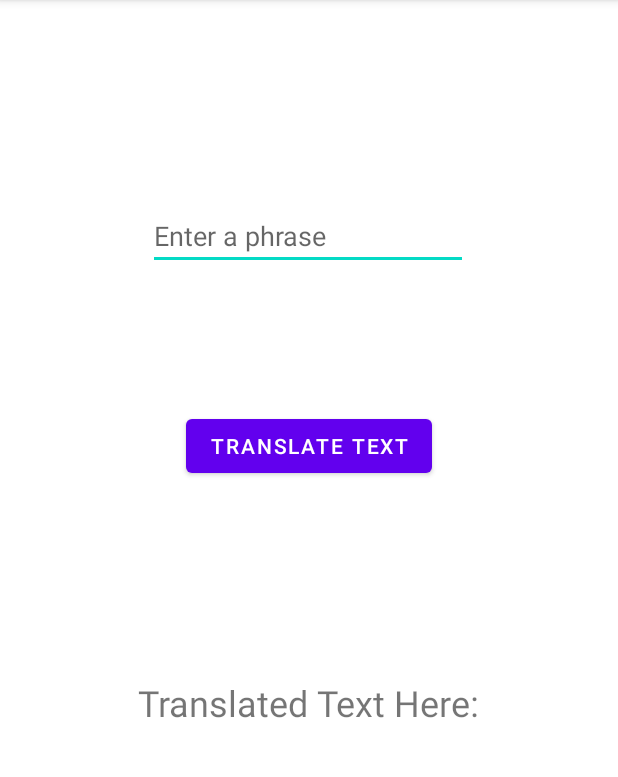
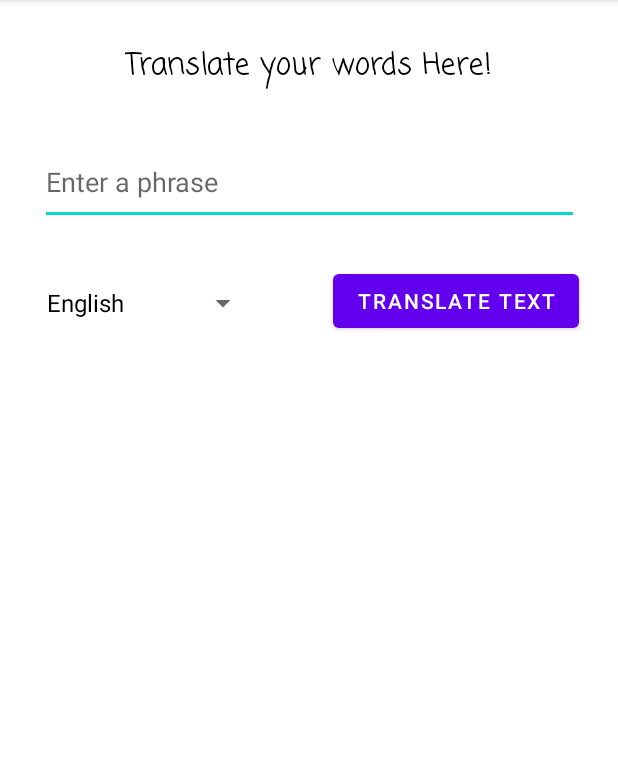
Before and after one commit to OdinNakasone/TranslationApp, an Android app: the screen it shows after launch (MainActivity), in the side drawer, after a tap on "Translation Page", on a phone screen of 412 x 824 dp, the part 84-861 px from its top. Run offline under Robolectric (Android 15) with nearby library versions, the light colour scheme and no system bars; our stand-ins replace navigation-ui; libraries missing offline, so code that uses them is left out: com.google.auth.oauth2, com.google.cloud.translate.

Commit message:
Allowed more language options to translate from.

```diff
--- a/app/src/main/java/com/example/translationapp/ui/translation/TranslationFragment.java
+++ b/app/src/main/java/com/example/translationapp/ui/translation/TranslationFragment.java
@@ -10,9 +10,14 @@ import android.os.StrictMode;
 import android.view.LayoutInflater;
 import android.view.View;
 import android.view.ViewGroup;
+import android.widget.Adapter;
+import android.widget.AdapterView;
+import android.widget.ArrayAdapter;
 import android.widget.Button;
 import android.widget.EditText;
+import android.widget.Spinner;
 import android.widget.TextView;
+import android.widget.Toast;
 
 import androidx.annotation.NonNull;
 import androidx.core.net.ConnectivityManagerCompat;
@@ -28,8 +33,11 @@ import com.google.cloud.translate.Translation;
 
 import java.io.IOException;
 import java.io.InputStream;
+import java.util.ArrayList;
+import java.util.Arrays;
+import java.util.List;
 
-public class TranslationFragment extends Fragment {
+public class TranslationFragment extends Fragment implements AdapterView.OnItemSelectedListener{
 
 
     private FragmentTranslationBinding binding;
@@ -38,10 +46,24 @@ public class TranslationFragment extends Fragment {
     private Button translateText;
     private EditText enterText;
 
-    private boolean connected;
-    private String originalText;
-    private String translatedText;
+    private Spinner languageOptions;
+
     private Translate translate;
+    private String getLanguage;
+
+     String[] languages = new String[]{
+            "English",
+            "Spanish",
+             "French",
+             "Hawaiian",
+             "German",
+             "Hindi",
+             "Japanese",
+             "Korean",
+             "Russian"
+    };
+
+
 
 
     @SuppressLint("SetTextI18n")
@@ -54,18 +76,30 @@ public class TranslationFragment extends Fragment {
         displayTranslatedText = binding.tvDisplayTranslatedText;
         translateText = binding.btnTranslate;
         enterText = binding.etTranslateOriginal;
+        languageOptions = binding.spnLanguageOptions;
+
+        languageOptions.setOnItemSelectedListener(this);
+
+        ArrayAdapter<String> adapter = new ArrayAdapter<String>(requireContext(), R.layout.support_simple_spinner_dropdown_item, languages);
+        adapter.setDropDownViewResource(R.layout.support_simple_spinner_dropdown_item);
+        languageOptions.setAdapter(adapter);
+
 
         translateText.setOnClickListener(new View.OnClickListener() {
             @Override
             public void onClick(View view) {
                 if(checkInternetConnection()){
                     getTranslateService();
-                    translateInput();
+
+                    translateInput(getLanguage);
+
                 }else{
                     displayTranslatedText.setText(getResources().getString(R.string.no_connection));
                 }
             }
         });
+
+
 
         return root;
     }
@@ -84,20 +118,20 @@ public class TranslationFragment extends Fragment {
         }
     }
 
-    public void translateInput(){
-        originalText = enterText.getText().toString();
-        Translation translation = translate.translate(originalText, Translate.TranslateOption.targetLanguage("es"), Translate.TranslateOption.model("base"));
-        translatedText = translation.getTranslatedText();
+    public void translateInput(String language){
+        String originalText = enterText.getText().toString();
+        Translation translation = translate.translate(originalText, Translate.TranslateOption.targetLanguage(language), Translate.TranslateOption.model("base"));
+        String translatedText = translation.getTranslatedText();
+        displayTranslatedText.setText(translatedText);
 
-        displayTranslatedText.setText(translatedText);
     }
 
     public boolean checkInternetConnection(){
         ConnectivityManager connectivityManager = (ConnectivityManager) requireContext().getSystemService(Context.CONNECTIVITY_SERVICE);
-        connected = connectivityManager.getActiveNetworkInfo().getType() == ConnectivityManager.TYPE_MOBILE ||
+
+        return connectivityManager.getActiveNetworkInfo().getType() == ConnectivityManager.TYPE_MOBILE ||
                 connectivityManager.getActiveNetworkInfo().getType() == ConnectivityManager.TYPE_WIFI;
 
-        return connected;
     }
 
     @Override
@@ -105,4 +139,71 @@ public class TranslationFragment extends Fragment {
         super.onDestroyView();
         binding = null;
     }
+
+    @Override
+    public void onItemSelected(AdapterView<?> adapterView, View view, int i, long l) {
+        getCurrentLanguage(languages[i]);
+
+        Toast.makeText(requireContext(), languages[i], Toast.LENGTH_LONG).show();
+
+    }
+
+    private void getCurrentLanguage(String language){
+        switch (language){
+            case "English":
+                getLanguage = "en";
+                displayTranslatedText.setText("");
+                break;
+
+            case "Spanish":
+                getLanguage = "es";
+                displayTranslatedText.setText("");
+                break;
+
+            case "French":
+                getLanguage = "fr";
+                displayTranslatedText.setText("");
+                break;
+
+            case "Hawaiian":
+                getLanguage = "haw";
+                displayTranslatedText.setText("");
+                break;
+
+            case "German":
+                getLanguage = "de";
+                displayTranslatedText.setText("");
+                break;
+
+            case "Hindi":
+                getLanguage = "hi";
+                displayTranslatedText.setText("");
+                break;
+
+            case "Japanese":
+                getLanguage = "ja";
+                displayTranslatedText.setText("");
+                break;
+
+            case "Korean":
+                getLanguage = "ko";
+                displayTranslatedText.setText("");
+                break;
+
+            case "Russian":
+                getLanguage = "ru";
+                displayTranslatedText.setText("");
+                break;
+
+            default:
+                displayTranslatedText.setText(R.string.language_selection_error);
+
+        }
+    }
+
+
+    @Override
+    public void onNothingSelected(AdapterView<?> adapterView) {
+
+    }
 }
--- a/app/src/main/res/layout/fragment_translation.xml
+++ b/app/src/main/res/layout/fragment_translation.xml
@@ -13,34 +13,63 @@
         android:text="Translate Text"
         app:layout_constraintBottom_toBottomOf="parent"
         app:layout_constraintEnd_toEndOf="parent"
+        app:layout_constraintHorizontal_bias="0.894"
         app:layout_constraintStart_toStartOf="parent"
         app:layout_constraintTop_toTopOf="parent"
-        app:layout_constraintVertical_bias="0.38" />
+        app:layout_constraintVertical_bias="0.245" />
 
     <EditText
         android:id="@+id/etTranslateOriginal"
-        android:layout_width="wrap_content"
-        android:layout_height="wrap_content"
+        android:layout_width="359dp"
+        android:layout_height="57dp"
         android:ems="10"
         android:hint="Enter a phrase"
         android:inputType="textPersonName"
         app:layout_constraintBottom_toBottomOf="parent"
         app:layout_constraintEnd_toEndOf="parent"
-        app:layout_constraintHorizontal_bias="0.497"
         app:layout_constraintStart_toStartOf="parent"
         app:layout_constraintTop_toTopOf="parent"
-        app:layout_constraintVertical_bias="0.186" />
+        app:layout_constraintVertical_bias="0.13" />
 
     <TextView
         android:id="@+id/tvDisplayTranslatedText"
+        android:layout_width="284dp"
+        android:layout_height="263dp"
+        android:gravity="center"
+        android:text="Translated Text Here:"
+        android:textColor="#000000"
+        android:textSize="24sp"
+        app:layout_constraintBottom_toBottomOf="parent"
+        app:layout_constraintEnd_toEndOf="parent"
+        app:layout_constraintHorizontal_bias="0.496"
+        app:layout_constraintStart_toStartOf="parent"
+        app:layout_constraintTop_toTopOf="parent"
+        app:layout_constraintVertical_bias="0.895" />
+
+    <Spinner
+        android:id="@+id/spnLanguageOptions"
+        android:layout_width="149dp"
+        android:layout_height="49dp"
+        app:layout_constraintBottom_toBottomOf="parent"
+        app:layout_constraintEnd_toEndOf="parent"
+        app:layout_constraintHorizontal_bias="0.088"
+        app:layout_constraintStart_toStartOf="parent"
+        app:layout_constraintTop_toTopOf="parent"
+        app:layout_constraintVertical_bias="0.247" />
+
+    <TextView
+        android:id="@+id/tvTranslationTitle"
         android:layout_width="wrap_content"
         android:layout_height="wrap_content"
-        android:text="Translated Text Here:"
-        android:textSize="24sp"
+        android:fontFamily="casual"
+        android:text="@string/translation_title"
+        android:textColor="#000000"
+        android:textSize="20sp"
         app:layout_constraintBottom_toBottomOf="parent"
         app:layout_constraintEnd_toEndOf="parent"
         app:layout_constraintHorizontal_bias="0.498"
         app:layout_constraintStart_toStartOf="parent"
         app:layout_constraintTop_toTopOf="parent"
-        app:layout_constraintVertical_bias="0.615" />
+        app:layout_constraintVertical_bias="0.039" />
+
 </androidx.constraintlayout.widget.ConstraintLayout>
--- a/app/src/main/res/values/strings.xml
+++ b/app/src/main/res/values/strings.xml
@@ -6,6 +6,8 @@
     <string name="nav_header_subtitle">android.studio@android.com</string>
     <string name="nav_header_desc">Navigation header</string>
     <string name="action_settings">Settings</string>
+    <string name="translation_title">Translate your words Here!</string>
+    <string name="language_selection_error">No language selected!</string>
 
     <string name="menu_home">Home</string>
     <string name="menu_gallery">Gallery</string>
```
